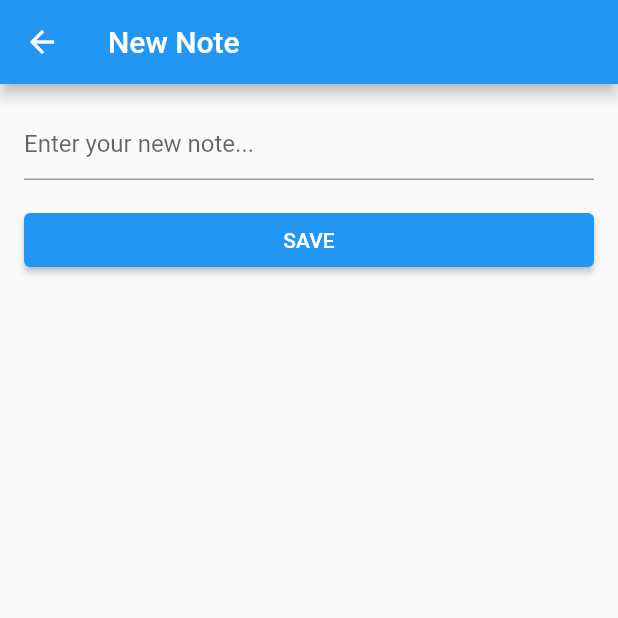
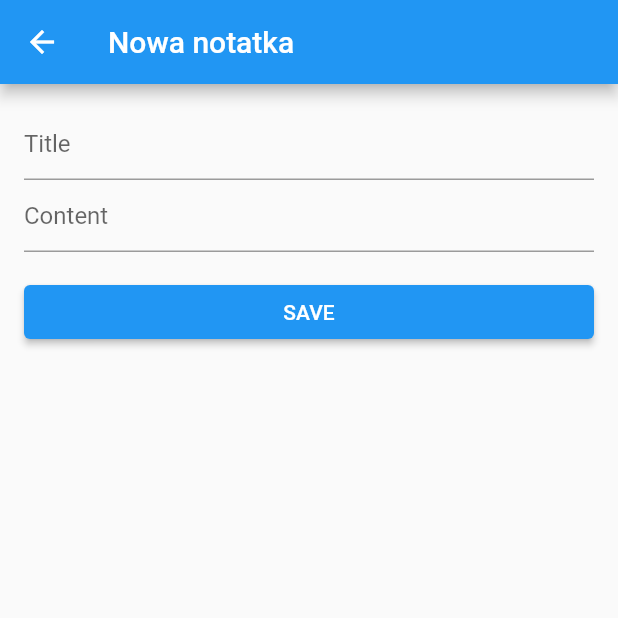
Before and after one commit to KVM1L03/notes-flutter, a Flutter app: the screen it shows after launch, after a tap on the "add" icon, on a phone screen of 412 x 824 dp, the top half of it. Run offline on Flutter 3.47's test engine with Material 2 defaults, Android fonts, the phone set to English and light mode, and no system bars; our stand-ins replace hive_flutter, shared_preferences; accounts and stored records are empty.

Commit message:
comments and saving on device

```diff
--- a/lib/components/note_card.dart
+++ /dev/null
@@ -1,25 +0,0 @@
-import 'package:flutter/material.dart';
-
-class NoteCard extends StatefulWidget {
-  final String note;
-
-  const NoteCard({required this.note});
-
-  @override
-  NoteCardState createState() => NoteCardState();
-}
-
-class NoteCardState extends State<NoteCard> {
-  // Rest of your code...
-
-  @override
-  Widget build(BuildContext context) {
-    return Card(
-      elevation: 2,
-      margin: const EdgeInsets.symmetric(horizontal: 16, vertical: 8),
-      child: ListTile(
-        title: Text(widget.note),
-      ),
-    );
-  }
-}
--- a/lib/screens/home.dart
+++ b/lib/screens/home.dart
@@ -1,5 +1,4 @@
 import 'package:flutter/material.dart';
-import 'package:notes2/components/note_card.dart';
 import 'package:notes2/screens/new_note.dart';
 
 class HomeScreen extends StatefulWidget {
@@ -11,11 +10,7 @@ class HomeScreen extends StatefulWidget {
 
 class HomeScreenState extends State<HomeScreen> {
   bool isDarkMode = false;
-  List<String> notes = [
-    'Note 1',
-    'Note 2',
-    'Note 3',
-  ];
+  List<String> notes = [];
 
   void _openMenu(BuildContext context) {
     print('Menu icon clicked!');
@@ -27,24 +22,29 @@ class HomeScreenState extends State<HomeScreen> {
     });
   }
 
-  void _addNewNote() async {
-    String? newNote = await Navigator.push(
+  // Przenosi użytkownika na nowy ekran NewNoteScreen, który pozwala na dodawanie nowych notatek.
+  // Po powrocie z tego ekranu do bieżącego ekranu, aktualizuje listę notatek (notes) na podstawie
+  // wyniku zwróconego z ekranu NewNoteScreen.
+  void _addNewNote() {
+    Navigator.push(
       context,
-      MaterialPageRoute(builder: (context) => NewNoteScreen()),
-    );
-
-    if (newNote != null) {
+      MaterialPageRoute(builder: (context) => NewNoteScreen(notes: notes)),
+    ).then((updatedNotes) {
+      if (updatedNotes != null) {
         setState(() {
-        notes.add(newNote);
+          notes = updatedNotes;
         });
       }
+    });
   }
 
   @override
   Widget build(BuildContext context) {
     return MaterialApp(
+      //Zmiana tła (jasne/ciemne)
       theme: isDarkMode ? ThemeData.dark() : ThemeData.light(),
       home: Scaffold(
+        // Nagłówek aplikacji z przyciskami
         appBar: AppBar(
           backgroundColor: const Color.fromARGB(255, 217, 0, 255),
           title: Row(
@@ -73,19 +73,47 @@ class HomeScreenState extends State<HomeScreen> {
             ],
           ),
         ),
+        // Generowana lista notatek
         body: ListView.builder(
           itemCount: notes.length,
           itemBuilder: (context, index) {
-              return NoteCard(
-                note: notes[index],
+            final note = notes[index];
+
+            // Sprawdź czy tytuł i treść oddziela nowa linia
+            if (note.contains('\n')) {
+              final title = note.substring(0, note.indexOf('\n'));
+              final description = note.substring(note.indexOf('\n') + 1);
+
+              return Card(
+                elevation: 4,
+                child: ListTile(
+                  title: Center(
+                    child: Text(
+                      title,
+                      style:
+                          const TextStyle(fontSize: 24, fontFamily: 'Handjet'),
+                    ),
+                  ),
+                  subtitle: Text(
+                    description,
+                    style: const TextStyle(
+                      fontSize: 14,
+                    ),
+                  ),
+                ),
               );
-            }),
+            }
+          },
+        ),
+        //Przycisk dodawania notatek uruchamiający funkcję _addNewNote(),
+        //która przenosi użytkownika na nowy ekran dodawania notatki
         floatingActionButton: FloatingActionButton(
           onPressed: () {
             _addNewNote();
           },
           backgroundColor: const Color.fromARGB(255, 217, 0, 255),
-            child: const Icon(Icons.add)),
+          child: const Icon(Icons.add),
+        ),
       ),
     );
   }
--- a/lib/screens/new_note.dart
+++ b/lib/screens/new_note.dart
@@ -1,37 +1,60 @@
 import 'package:flutter/material.dart';
+import 'package:shared_preferences/shared_preferences.dart';
 
 class NewNoteScreen extends StatefulWidget {
-  const NewNoteScreen({Key? key}) : super(key: key);
+  final List<String> notes;
+
+  const NewNoteScreen({Key? key, required this.notes}) : super(key: key);
 
   @override
   NewNoteScreenState createState() => NewNoteScreenState();
 }
 
 class NewNoteScreenState extends State<NewNoteScreen> {
-  final TextEditingController _textController = TextEditingController();
+  final TextEditingController _titleController = TextEditingController();
+  final TextEditingController _contentController = TextEditingController();
+  String newNoteTitle = '';
+  String newNoteContent = '';
+
+  @override
+  void dispose() {
+    _titleController.dispose();
+    _contentController.dispose();
+    super.dispose();
+  }
 
   @override
   Widget build(BuildContext context) {
     return Scaffold(
       appBar: AppBar(
-        title: const Text('New Note'),
+        title: const Text('Nowa notatka'),
       ),
       body: Padding(
         padding: const EdgeInsets.all(16.0),
         child: Column(
           crossAxisAlignment: CrossAxisAlignment.stretch,
+          // Pole tekstowe tytułu
           children: [
             TextFormField(
-              controller: _textController,
+              controller: _titleController,
               maxLines: null,
               decoration: const InputDecoration(
-                hintText: 'Enter your new note...',
+                hintText: 'Title',
+              ),
+            ),
+            // Pole tekstowe treści
+            TextFormField(
+              controller: _contentController,
+              maxLines: null,
+              decoration: const InputDecoration(
+                hintText: 'Content',
               ),
             ),
             const SizedBox(height: 16),
+            // Przycisk zapisz
             ElevatedButton(
               onPressed: () {
-                _saveNoteAndReturnHome(context);
+                _saveNoteAndReturnHome();
               },
               child: const Text('SAVE'),
             ),
@@ -41,9 +64,39 @@ class NewNoteScreenState extends State<NewNoteScreen> {
     );
   }
 
-  void _saveNoteAndReturnHome(BuildContext context) {
-    String newNote = _textController.text;
+  // Funkcja sprawdzająca i zapisująca tekst z obu ból tekstowych
+  void _saveNoteAndReturnHome() {
+    String newNoteTitle = _titleController.text;
+    String newNoteContent = _contentController.text;
 
-    Navigator.pop(context, newNote);
+    // Zabezpiczenie przed niewpisaniem tytułu lub treści
+    if (newNoteTitle.isEmpty || newNoteContent.isEmpty) {
+      showDialog(
+        context: context,
+        builder: (context) => AlertDialog(
+          title: const Text('Błąd'),
+          content: const Text('Zapomniałeś/aś tytułu lub treści notatki!'),
+          actions: [
+            TextButton(
+              onPressed: () => Navigator.pop(context),
+              child: const Text('OK'),
+            ),
+          ],
+        ),
+      );
+      return;
+    }
+
+    //Połączenie tytułu i treści w nowy jeden napis oddzielony 2 nowymi liniami
+    String newNote = '$newNoteTitle\n\n$newNoteContent';
+    List<String> updatedNotes = List.from(widget.notes)..add(newNote);
+
+    //Użycie modułu shared_preferences aby zapisać dane w pamięci urządzenia
+    SharedPreferences.getInstance().then((prefs) {
+      prefs.setStringList('notes', updatedNotes);
+
+
+      Navigator.pop(context, updatedNotes);
+    });
   }
 }
```
Also changed, not shown: pubspec.yaml (+8 -0 lines), fonts/Handjet-Black.ttf (added), fonts/Handjet-Bold.ttf (added), fonts/Handjet-ExtraBold.ttf (added), fonts/Handjet-ExtraLight.ttf (added), fonts/Handjet-Light.ttf (added), fonts/Handjet-Medium.ttf (added), fonts/Handjet-Regular.ttf (added), fonts/Handjet-SemiBold.ttf (added), fonts/Handjet-Thin.ttf (added), fonts/Oswald-Bold.ttf (added), fonts/Oswald-Medium.ttf (added), pubspec.lock, 1 other file. Lines whose indentation alone changed are shown as unchanged.
